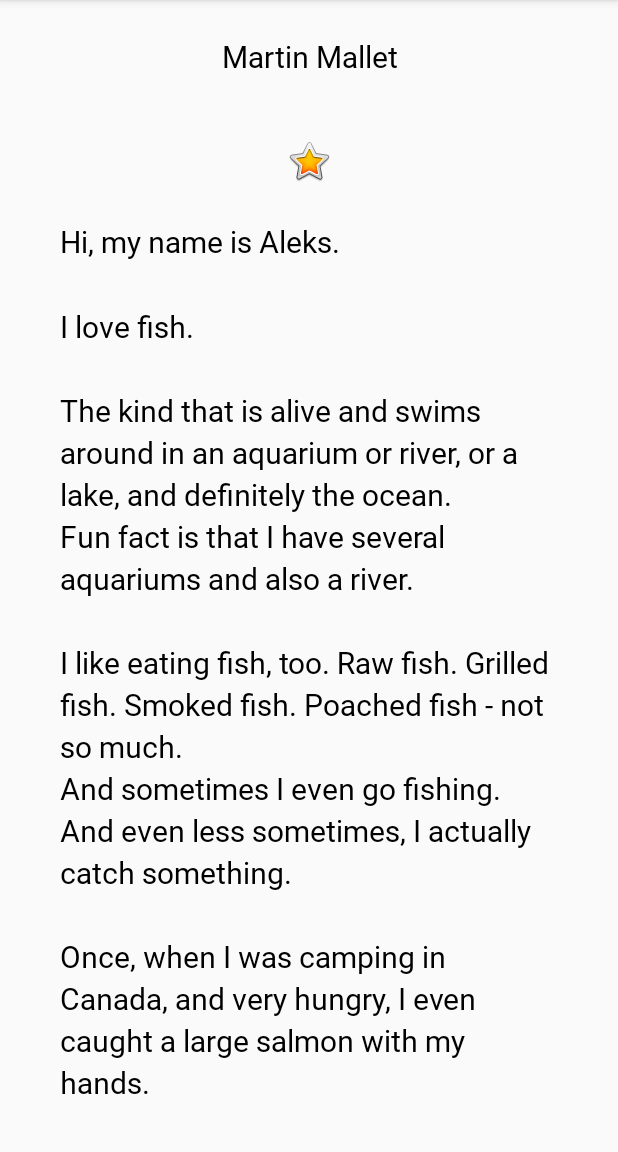
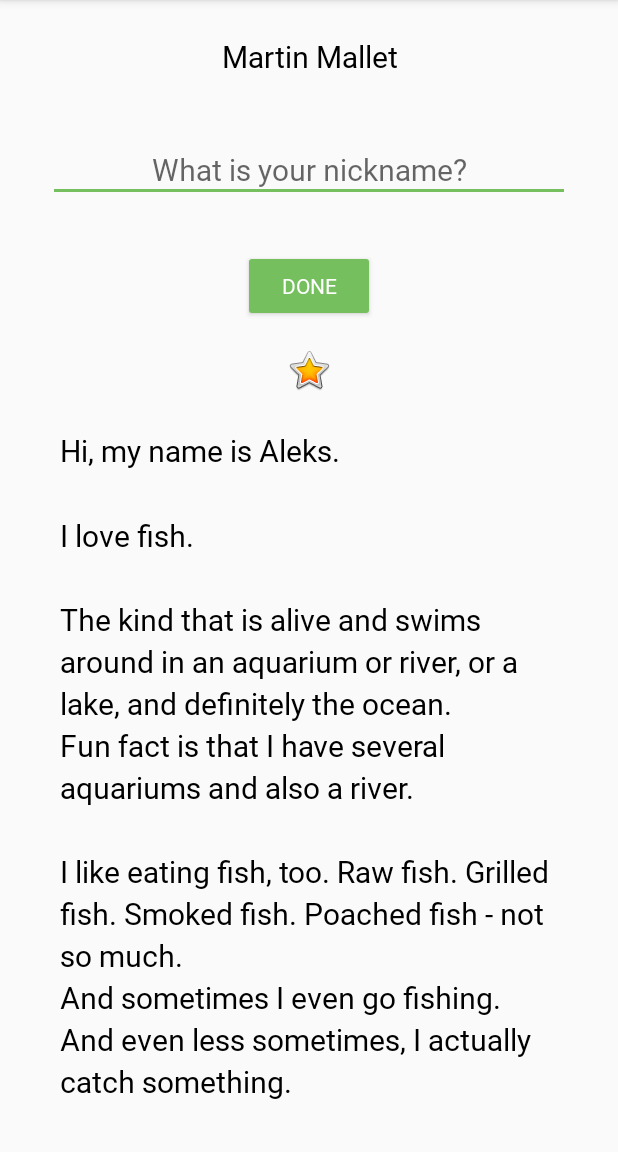
Before and after one commit to Android-SrA-2020/homework-Ghoststriker0, an Android app: the screen it shows after launch (MainActivity), on a phone screen of 412 x 824 dp, the part 84-1236 px from its top. Run offline under Robolectric (Android 15) with nearby library versions, the phone set to English and light mode, and no system bars.

Commit message:
2.2 Done!

```diff
--- a/2_Layouts/AboutMe/app/src/main/res/layout/activity_main.xml
+++ b/2_Layouts/AboutMe/app/src/main/res/layout/activity_main.xml
@@ -17,6 +17,37 @@
         android:text="@string/name"
         android:textAlignment="center"
         tools:text="Martin Mallet" />
+
+    <EditText
+        android:id="@+id/nickname_edit"
+        style="@style/NameStyle"
+        android:layout_width="match_parent"
+        android:layout_height="wrap_content"
+        android:ems="10"
+        android:hint="@string/what_is_your_nickname"
+        android:inputType="textPersonName"
+        android:textAlignment="center" />
+
+    <Button
+        android:id="@+id/done_button"
+        style="@style/Widget.AppCompat.Button.Colored"
+        android:layout_width="wrap_content"
+        android:layout_height="wrap_content"
+        android:layout_gravity="center_horizontal"
+        android:layout_marginTop="@dimen/layout_margin"
+        android:fontFamily="@font/roboto"
+        android:text="@string/done" />
+
+    <TextView
+        android:id="@+id/nickname_text"
+        style="@style/NameStyle"
+        android:layout_width="match_parent"
+        android:layout_height="wrap_content"
+        android:text=""
+        android:textAlignment="center"
+        android:background="@color/colorAccent"
+        android:paddingBottom="@dimen/small_padding"
+        android:visibility="gone" />
 
     <ImageView
         android:id="@+id/star_image"
@@ -44,14 +75,8 @@
                 android:lineSpacingMultiplier="1.2"
                 android:text="@string/bio" />
 
-            <ImageView
-                android:id="@+id/imageView3"
-                android:layout_width="0dp"
-                android:layout_height="wrap_content"
-                android:layout_weight="1"
-                app:srcCompat="@android:drawable/btn_star_big_on" />
-
         </LinearLayout>
 
     </ScrollView>
+
 </LinearLayout>
--- a/2_Layouts/AboutMe/app/src/main/res/values/colors.xml
+++ b/2_Layouts/AboutMe/app/src/main/res/values/colors.xml
@@ -2,5 +2,5 @@
 <resources>
     <color name="colorPrimary">#008577</color>
     <color name="colorPrimaryDark">#00574B</color>
-    <color name="colorAccent">#D81B60</color>
+    <color name="colorAccent">#76bf5e</color>
 </resources>
--- a/2_Layouts/AboutMe/app/src/main/res/values/strings.xml
+++ b/2_Layouts/AboutMe/app/src/main/res/values/strings.xml
@@ -12,4 +12,6 @@
     \n\nOnce, when I was camping in Canada, and very hungry, I even caught a large salmon with my hands.
     \n\nI\'ll be happy to teach you how to make your own aquarium.
     \nYou should ask someone else about fishing, though.\n\n</string>
+    <string name="what_is_your_nickname">What is your nickname?</string>
+    <string name="done">Done</string>
 </resources>
```
Also changed, not shown: 2_Layouts/AboutMe/app/src/main/java/com/learning/aboutme/MainActivity.kt (+49 -0 lines).
